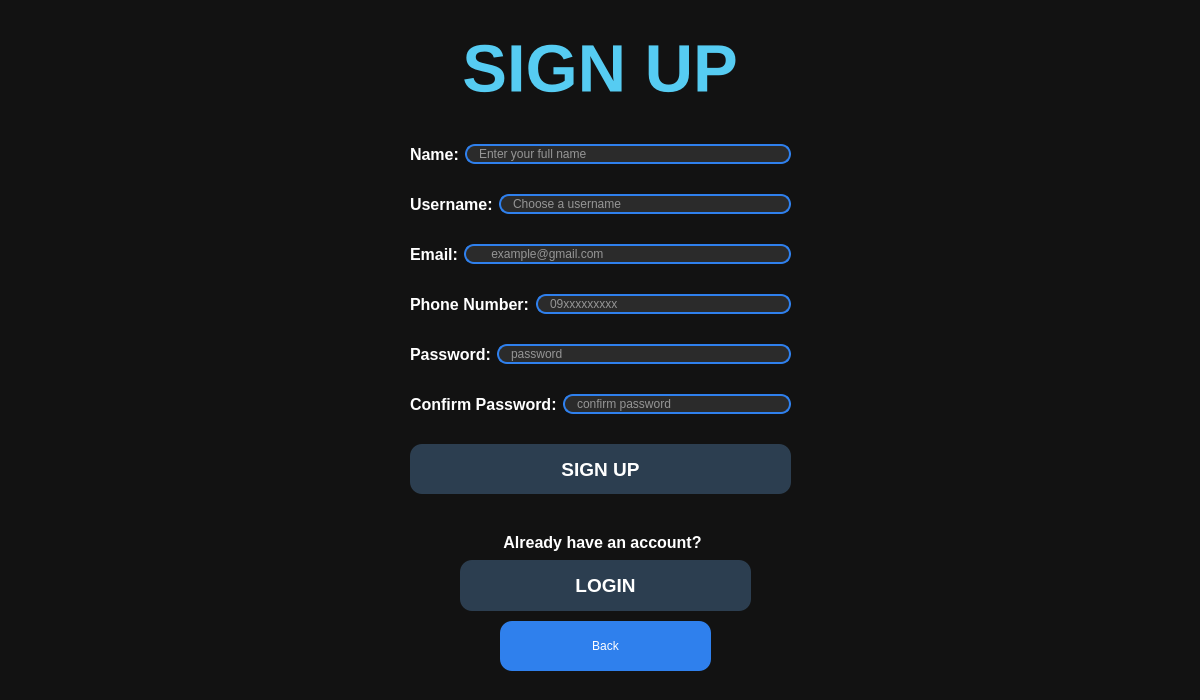
Old version of the form Platwo/signupwindow.ui in the repository Carbon-128X/CarbonApollo-PlaTwo.
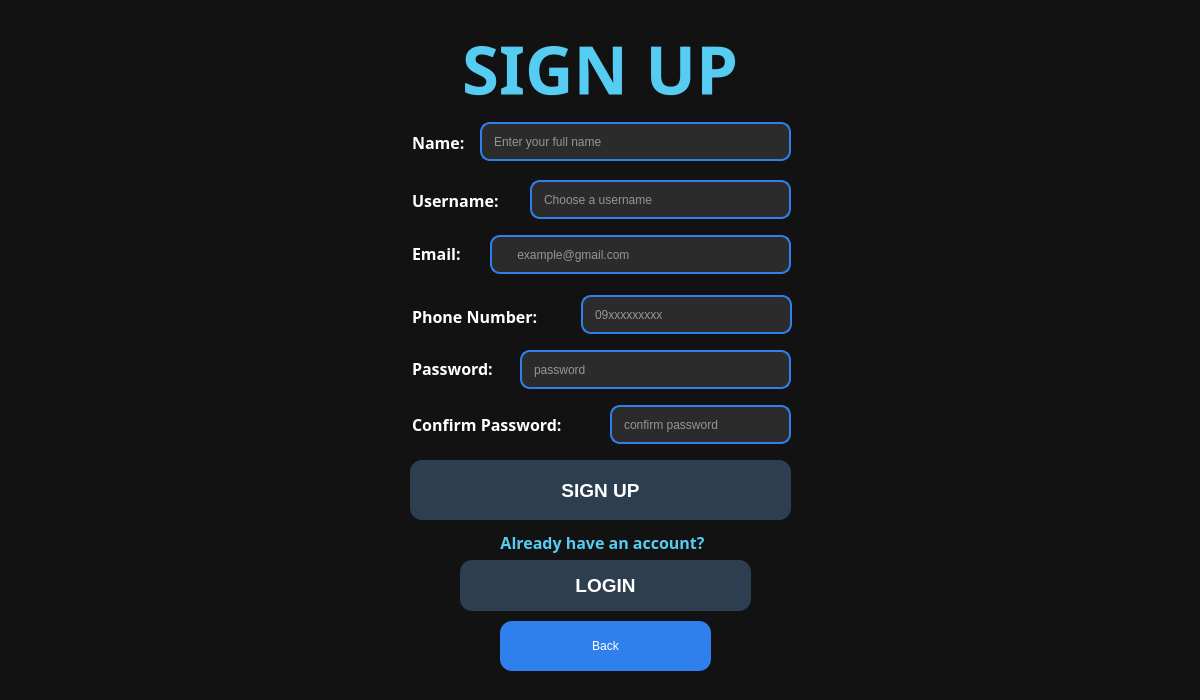
New version of the form.

```diff
--- a/Platwo/signupwindow.ui
+++ b/Platwo/signupwindow.ui
@@ -10,6 +10,12 @@
     <height>700</height>
    </rect>
   </property>
+  <property name="maximumSize">
+   <size>
+    <width>1200</width>
+    <height>700</height>
+   </size>
+  </property>
   <property name="windowTitle">
    <string>Form</string>
   </property>
@@ -27,12 +33,14 @@
    </property>
    <property name="font">
     <font>
+     <family>Sitka Text</family>
      <pointsize>50</pointsize>
      <bold>true</bold>
     </font>
    </property>
    <property name="styleSheet">
-    <string notr="true">color:#56CCF2;</string>
+    <string notr="true">color:#56CCF2;
+background:transparent;</string>
    </property>
    <property name="text">
     <string>SIGN UP</string>
@@ -41,36 +49,190 @@
     <set>Qt::AlignmentFlag::AlignCenter</set>
    </property>
   </widget>
-  <widget class="QWidget" name="layoutWidget">
+  <widget class="QPushButton" name="backButton">
+   <property name="geometry">
+    <rect>
+     <x>500</x>
+     <y>621</y>
+     <width>211</width>
+     <height>50</height>
+    </rect>
+   </property>
+   <property name="minimumSize">
+    <size>
+     <width>0</width>
+     <height>50</height>
+    </size>
+   </property>
+   <property name="maximumSize">
+    <size>
+     <width>16777215</width>
+     <height>16777215</height>
+    </size>
+   </property>
+   <property name="styleSheet">
+    <string notr="true">QPushButton{
+    background:#2F80ED;
+    color:white;
+    border-radius:12px;
+    font:16pt &quot;Segoe UI&quot;;
+    min-height:50px;
+}
+
+QPushButton:hover{
+    background:#56CCF2;
+}
+
+QPushButton:pressed{
+    background:#1C5DB6;
+}</string>
+   </property>
+   <property name="text">
+    <string>Back</string>
+   </property>
+  </widget>
+  <widget class="QLabel" name="alreadyHaveAccountLabel">
+   <property name="geometry">
+    <rect>
+     <x>462</x>
+     <y>532</y>
+     <width>281</width>
+     <height>21</height>
+    </rect>
+   </property>
+   <property name="font">
+    <font>
+     <family>Sitka Text</family>
+     <pointsize>12</pointsize>
+     <bold>true</bold>
+    </font>
+   </property>
+   <property name="styleSheet">
+    <string notr="true">color:#56CCF2;
+background:transparent;</string>
+   </property>
+   <property name="text">
+    <string>Already have an account?</string>
+   </property>
+   <property name="alignment">
+    <set>Qt::AlignmentFlag::AlignCenter</set>
+   </property>
+  </widget>
+  <widget class="QPushButton" name="loginButton">
+   <property name="geometry">
+    <rect>
+     <x>460</x>
+     <y>560</y>
+     <width>291</width>
+     <height>51</height>
+    </rect>
+   </property>
+   <property name="minimumSize">
+    <size>
+     <width>0</width>
+     <height>50</height>
+    </size>
+   </property>
+   <property name="styleSheet">
+    <string notr="true">QPushButton{
+
+background:#2C3E50;
+
+color:white;
+
+border:none;
+
+border-radius:12px;
+
+min-height:50px;
+
+font-size:14pt;
+
+font-weight:bold;
+
+}
+
+QPushButton:hover{
+
+background:#3A86FF;
+
+}
+
+QPushButton:pressed{
+
+background:#2563EB;
+
+}</string>
+   </property>
+   <property name="text">
+    <string>LOGIN</string>
+   </property>
+  </widget>
+  <widget class="QPushButton" name="signupButton">
    <property name="geometry">
     <rect>
      <x>410</x>
-     <y>120</y>
+     <y>460</y>
      <width>381</width>
-     <height>401</height>
+     <height>60</height>
     </rect>
    </property>
-   <layout class="QVBoxLayout" name="verticalLayout">
-    <item>
-     <layout class="QHBoxLayout" name="horizontalLayout">
-      <item>
-       <widget class="QLabel" name="nameLabel">
-        <property name="font">
-         <font>
-          <pointsize>12</pointsize>
-          <bold>true</bold>
-         </font>
+   <property name="minimumSize">
+    <size>
+     <width>0</width>
+     <height>60</height>
+    </size>
+   </property>
+   <property name="maximumSize">
+    <size>
+     <width>800</width>
+     <height>50</height>
+    </size>
         </property>
         <property name="styleSheet">
-         <string notr="true">color:white;</string>
+    <string notr="true">QPushButton{
+
+background:#2C3E50;
+
+color:white;
+
+border:none;
+
+border-radius:12px;
+
+min-height:50px;
+
+font-size:14pt;
+
+font-weight:bold;
+
+}
+
+QPushButton:hover{
+
+background:#3A86FF;
+
+}
+
+QPushButton:pressed{
+
+background:#2563EB;
+
+}</string>
         </property>
         <property name="text">
-         <string>Name:</string>
-        </property>
-       </widget>
-      </item>
-      <item>
+    <string>SIGN UP</string>
+   </property>
+  </widget>
        <widget class="QLineEdit" name="nameEdit">
+   <property name="geometry">
+    <rect>
+     <x>480</x>
+     <y>122</y>
+     <width>311</width>
+     <height>39</height>
+    </rect>
+   </property>
         <property name="styleSheet">
          <string notr="true">QLineEdit{
     background:#2B2B2B;
@@ -92,29 +254,64 @@
          <string>Enter your full name</string>
         </property>
        </widget>
-      </item>
-     </layout>
-    </item>
-    <item>
-     <layout class="QHBoxLayout" name="horizontalLayout_2">
-      <item>
+  <widget class="QLabel" name="nameLabel">
+   <property name="geometry">
+    <rect>
+     <x>412</x>
+     <y>122</y>
+     <width>71</width>
+     <height>41</height>
+    </rect>
+   </property>
+   <property name="font">
+    <font>
+     <family>Sitka Text</family>
+     <pointsize>12</pointsize>
+     <bold>true</bold>
+    </font>
+   </property>
+   <property name="styleSheet">
+    <string notr="true">color:white;
+background:transparent;</string>
+   </property>
+   <property name="text">
+    <string>Name:</string>
+   </property>
+  </widget>
        <widget class="QLabel" name="usernameLabel">
+   <property name="geometry">
+    <rect>
+     <x>412</x>
+     <y>180</y>
+     <width>111</width>
+     <height>41</height>
+    </rect>
+   </property>
         <property name="font">
          <font>
+     <family>Sitka Text</family>
           <pointsize>12</pointsize>
           <bold>true</bold>
          </font>
         </property>
         <property name="styleSheet">
-         <string notr="true">color:white;</string>
+    <string notr="true">color:white;
+background:transparent;
+</string>
         </property>
         <property name="text">
          <string>Username:</string>
         </property>
        </widget>
-      </item>
-      <item>
        <widget class="QLineEdit" name="usernameEdit">
+   <property name="geometry">
+    <rect>
+     <x>530</x>
+     <y>180</y>
+     <width>261</width>
+     <height>39</height>
+    </rect>
+   </property>
         <property name="styleSheet">
          <string notr="true">QLineEdit{
     background:#2B2B2B;
@@ -136,29 +333,15 @@
          <string>Choose a username</string>
         </property>
        </widget>
-      </item>
-     </layout>
-    </item>
-    <item>
-     <layout class="QHBoxLayout" name="horizontalLayout_3">
-      <item>
-       <widget class="QLabel" name="emailLabel">
-        <property name="font">
-         <font>
-          <pointsize>12</pointsize>
-          <bold>true</bold>
-         </font>
-        </property>
-        <property name="styleSheet">
-         <string notr="true">color:white;</string>
-        </property>
-        <property name="text">
-         <string>Email:</string>
-        </property>
-       </widget>
-      </item>
-      <item>
        <widget class="QLineEdit" name="emailEdit">
+   <property name="geometry">
+    <rect>
+     <x>490</x>
+     <y>235</y>
+     <width>301</width>
+     <height>39</height>
+    </rect>
+   </property>
         <property name="styleSheet">
          <string notr="true">QLineEdit{
     background:#2B2B2B;
@@ -180,29 +363,63 @@
          <string>    example@gmail.com</string>
         </property>
        </widget>
-      </item>
-     </layout>
-    </item>
-    <item>
-     <layout class="QHBoxLayout" name="horizontalLayout_4">
-      <item>
+  <widget class="QLabel" name="emailLabel">
+   <property name="geometry">
+    <rect>
+     <x>412</x>
+     <y>238</y>
+     <width>71</width>
+     <height>31</height>
+    </rect>
+   </property>
+   <property name="font">
+    <font>
+     <family>Sitka Text</family>
+     <pointsize>12</pointsize>
+     <bold>true</bold>
+    </font>
+   </property>
+   <property name="styleSheet">
+    <string notr="true">color:white;
+background:transparent;</string>
+   </property>
+   <property name="text">
+    <string>Email:</string>
+   </property>
+  </widget>
        <widget class="QLabel" name="phoneLabel">
+   <property name="geometry">
+    <rect>
+     <x>412</x>
+     <y>296</y>
+     <width>161</width>
+     <height>41</height>
+    </rect>
+   </property>
         <property name="font">
          <font>
+     <family>Sitka Text</family>
           <pointsize>12</pointsize>
           <bold>true</bold>
          </font>
         </property>
         <property name="styleSheet">
-         <string notr="true">color:white;</string>
+    <string notr="true">color:white;
+background:transparent;</string>
         </property>
         <property name="text">
          <string>Phone Number:</string>
         </property>
        </widget>
-      </item>
-      <item>
        <widget class="QLineEdit" name="phoneEdit">
+   <property name="geometry">
+    <rect>
+     <x>581</x>
+     <y>295</y>
+     <width>211</width>
+     <height>39</height>
+    </rect>
+   </property>
         <property name="styleSheet">
          <string notr="true">QLineEdit{
     background:#2B2B2B;
@@ -227,29 +444,39 @@
          <string>09xxxxxxxxx</string>
         </property>
        </widget>
-      </item>
-     </layout>
-    </item>
-    <item>
-     <layout class="QHBoxLayout" name="horizontalLayout_5">
-      <item>
        <widget class="QLabel" name="passwordLabel">
+   <property name="geometry">
+    <rect>
+     <x>412</x>
+     <y>343</y>
+     <width>101</width>
+     <height>51</height>
+    </rect>
+   </property>
         <property name="font">
          <font>
+     <family>Sitka Text</family>
           <pointsize>12</pointsize>
           <bold>true</bold>
          </font>
         </property>
         <property name="styleSheet">
-         <string notr="true">color:white;</string>
+    <string notr="true">color:white;
+background:transparent;</string>
         </property>
         <property name="text">
          <string>Password:</string>
         </property>
        </widget>
-      </item>
-      <item>
        <widget class="QLineEdit" name="passwordEdit">
+   <property name="geometry">
+    <rect>
+     <x>520</x>
+     <y>350</y>
+     <width>271</width>
+     <height>39</height>
+    </rect>
+   </property>
         <property name="styleSheet">
          <string notr="true">QLineEdit{
     background:#2B2B2B;
@@ -274,29 +501,39 @@
          <string>password</string>
         </property>
        </widget>
-      </item>
-     </layout>
-    </item>
-    <item>
-     <layout class="QHBoxLayout" name="horizontalLayout_6">
-      <item>
        <widget class="QLabel" name="confirmPasswordLabel">
+   <property name="geometry">
+    <rect>
+     <x>412</x>
+     <y>411</y>
+     <width>191</width>
+     <height>27</height>
+    </rect>
+   </property>
         <property name="font">
          <font>
+     <family>Sitka Text</family>
           <pointsize>12</pointsize>
           <bold>true</bold>
          </font>
         </property>
         <property name="styleSheet">
-         <string notr="true">color:white;</string>
+    <string notr="true">color:white;
+background:transparent;</string>
         </property>
         <property name="text">
          <string>Confirm Password:</string>
         </property>
        </widget>
-      </item>
-      <item>
        <widget class="QLineEdit" name="confirmPasswordEdit">
+   <property name="geometry">
+    <rect>
+     <x>610</x>
+     <y>405</y>
+     <width>181</width>
+     <height>39</height>
+    </rect>
+   </property>
         <property name="styleSheet">
          <string notr="true">QLineEdit{
     background:#2B2B2B;
@@ -319,178 +556,6 @@
         </property>
         <property name="placeholderText">
          <string>confirm password</string>
-        </property>
-       </widget>
-      </item>
-     </layout>
-    </item>
-    <item>
-     <widget class="QPushButton" name="signupButton">
-      <property name="minimumSize">
-       <size>
-        <width>0</width>
-        <height>50</height>
-       </size>
-      </property>
-      <property name="maximumSize">
-       <size>
-        <width>800</width>
-        <height>50</height>
-       </size>
-      </property>
-      <property name="styleSheet">
-       <string notr="true">QPushButton{
-
-background:#2C3E50;
-
-color:white;
-
-border:none;
-
-border-radius:12px;
-
-min-height:50px;
-
-font-size:14pt;
-
-font-weight:bold;
-
-}
-
-QPushButton:hover{
-
-background:#3A86FF;
-
-}
-
-QPushButton:pressed{
-
-background:#2563EB;
-
-}</string>
-      </property>
-      <property name="text">
-       <string>SIGN UP</string>
-      </property>
-     </widget>
-    </item>
-   </layout>
-  </widget>
-  <widget class="QPushButton" name="backButton">
-   <property name="geometry">
-    <rect>
-     <x>500</x>
-     <y>621</y>
-     <width>211</width>
-     <height>50</height>
-    </rect>
-   </property>
-   <property name="minimumSize">
-    <size>
-     <width>0</width>
-     <height>50</height>
-    </size>
-   </property>
-   <property name="maximumSize">
-    <size>
-     <width>16777215</width>
-     <height>16777215</height>
-    </size>
-   </property>
-   <property name="styleSheet">
-    <string notr="true">QPushButton{
-    background:#2F80ED;
-    color:white;
-    border-radius:12px;
-    font:16pt &quot;Segoe UI&quot;;
-    min-height:50px;
-}
-
-QPushButton:hover{
-    background:#56CCF2;
-}
-
-QPushButton:pressed{
-    background:#1C5DB6;
-}</string>
-   </property>
-   <property name="text">
-    <string>Back</string>
-   </property>
-  </widget>
-  <widget class="QLabel" name="alreadyHaveAccountLabel">
-   <property name="geometry">
-    <rect>
-     <x>462</x>
-     <y>532</y>
-     <width>281</width>
-     <height>21</height>
-    </rect>
-   </property>
-   <property name="font">
-    <font>
-     <pointsize>12</pointsize>
-     <bold>true</bold>
-    </font>
-   </property>
-   <property name="styleSheet">
-    <string notr="true">color:white;</string>
-   </property>
-   <property name="text">
-    <string>Already have an account?</string>
-   </property>
-   <property name="alignment">
-    <set>Qt::AlignmentFlag::AlignCenter</set>
-   </property>
-  </widget>
-  <widget class="QPushButton" name="loginButton">
-   <property name="geometry">
-    <rect>
-     <x>460</x>
-     <y>560</y>
-     <width>291</width>
-     <height>51</height>
-    </rect>
-   </property>
-   <property name="minimumSize">
-    <size>
-     <width>0</width>
-     <height>50</height>
-    </size>
-   </property>
-   <property name="styleSheet">
-    <string notr="true">QPushButton{
-
-background:#2C3E50;
-
-color:white;
-
-border:none;
-
-border-radius:12px;
-
-min-height:50px;
-
-font-size:14pt;
-
-font-weight:bold;
-
-}
-
-QPushButton:hover{
-
-background:#3A86FF;
-
-}
-
-QPushButton:pressed{
-
-background:#2563EB;
-
-}</string>
-   </property>
-   <property name="text">
-    <string>LOGIN</string>
    </property>
   </widget>
  </widget>
```
Lines whose indentation alone changed are shown as unchanged.
